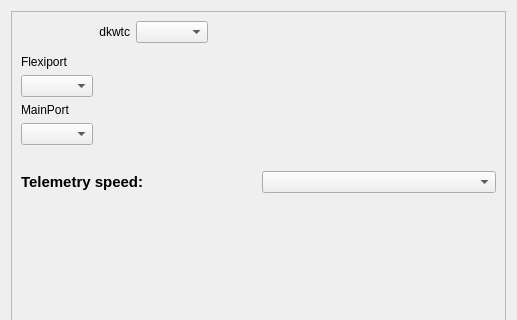
Qt form ground/openpilotgcs/src/plugins/config/cc_hw_settings.ui (openpilot/OpenPilot) before a commit; both pictures show x 0 to 517 and y 0 to 320 of the 517 by 487 pixel window.
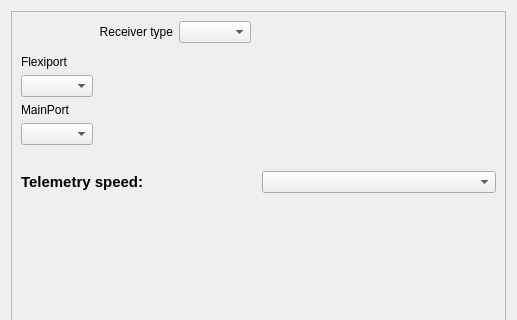
The same form after that commit. Icons and pictures are not drawn.

Commit message: Moved input type to hw config tab. Created error message for unsupported configs.

What changed in the file:
```diff
--- a/ground/openpilotgcs/src/plugins/config/cc_hw_settings.ui
+++ b/ground/openpilotgcs/src/plugins/config/cc_hw_settings.ui
@@ -87,7 +87,7 @@
         <item row="0" column="1">
          <widget class="QLabel" name="label_7">
           <property name="text">
-           <string>dkwtc</string>
+           <string>Receiver type</string>
           </property>
           <property name="alignment">
            <set>Qt::AlignRight|Qt::AlignTrailing|Qt::AlignVCenter</set>
```
Left out of the diff: 21 changed lines with no effect on the pictures. The commit also changes 10 other files.
